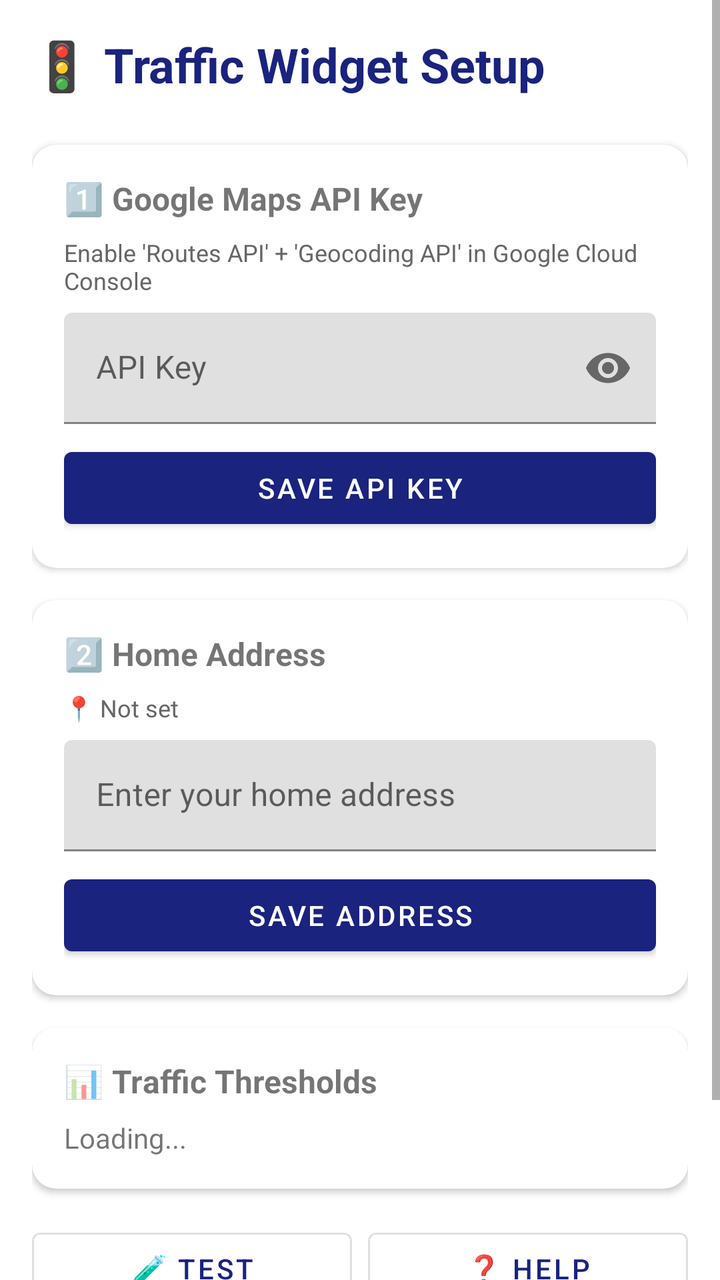
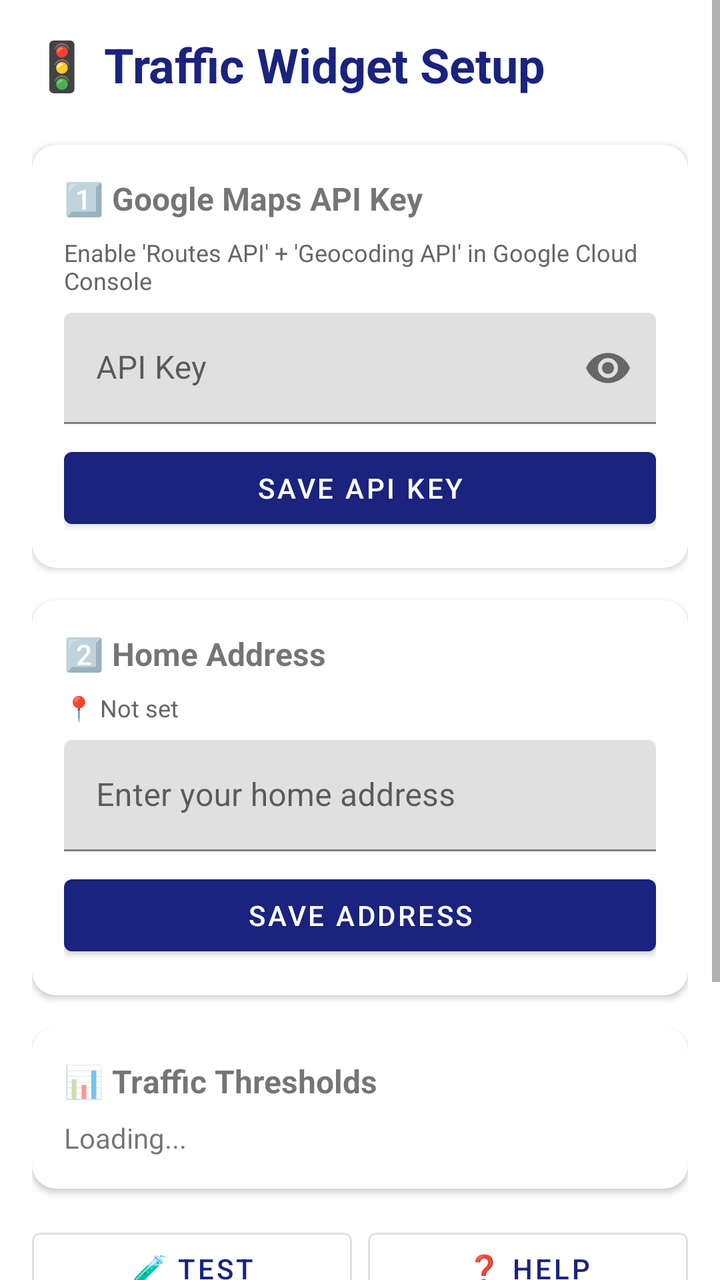

Two renders of the same Android screen: before a commit and after it. Below are the layout's source before the change and the commit's diff.
<!-- AndroidManifest.xml: activity theme Theme.TrafficWidget -->
<!-- res/layout/activity_config.xml -->
<?xml version="1.0" encoding="utf-8"?>
<ScrollView xmlns:android="http://schemas.android.com/apk/res/android"
    xmlns:app="http://schemas.android.com/apk/res-auto"
    android:layout_width="match_parent"
    android:layout_height="match_parent"
    android:fillViewport="true">

    <LinearLayout
        android:layout_width="match_parent"
        android:layout_height="wrap_content"
        android:orientation="vertical"
        android:padding="16dp">

        
        <TextView
            android:layout_width="match_parent"
            android:layout_height="wrap_content"
            android:text="🚦 Traffic Widget Setup"
            android:textSize="24sp"
            android:textStyle="bold"
            android:textColor="?attr/colorPrimary"
            android:layout_marginBottom="24dp" />

        
        <com.google.android.material.card.MaterialCardView
            android:layout_width="match_parent"
            android:layout_height="wrap_content"
            android:layout_marginBottom="16dp"
            app:cardCornerRadius="12dp"
            app:cardElevation="2dp">

            <LinearLayout
                android:layout_width="match_parent"
                android:layout_height="wrap_content"
                android:orientation="vertical"
                android:padding="16dp">

                <TextView
                    android:layout_width="match_parent"
                    android:layout_height="wrap_content"
                    android:text="1️⃣ Google Maps API Key"
                    android:textSize="16sp"
                    android:textStyle="bold"
                    android:layout_marginBottom="8dp" />

                <TextView
                    android:layout_width="match_parent"
                    android:layout_height="wrap_content"
                    android:text="Enable 'Routes API' + 'Geocoding API' in Google Cloud Console"
                    android:textSize="12sp"
                    android:textColor="#666666"
                    android:layout_marginBottom="8dp" />

                <com.google.android.material.textfield.TextInputLayout
                    android:layout_width="match_parent"
                    android:layout_height="wrap_content"
                    android:hint="API Key"
                    app:endIconMode="password_toggle">

                    <com.google.android.material.textfield.TextInputEditText
                        android:id="@+id/apiKeyInput"
                        android:layout_width="match_parent"
                        android:layout_height="wrap_content"
                        android:inputType="textPassword"
                        android:singleLine="true" />
                </com.google.android.material.textfield.TextInputLayout>

                <com.google.android.material.button.MaterialButton
                    android:id="@+id/saveApiKeyButton"
                    android:layout_width="match_parent"
                    android:layout_height="wrap_content"
                    android:text="Save API Key"
                    android:layout_marginTop="8dp" />
            </LinearLayout>
        </com.google.android.material.card.MaterialCardView>

        
        <com.google.android.material.card.MaterialCardView
            android:layout_width="match_parent"
            android:layout_height="wrap_content"
            android:layout_marginBottom="16dp"
            app:cardCornerRadius="12dp"
            app:cardElevation="2dp">

            <LinearLayout
                android:layout_width="match_parent"
                android:layout_height="wrap_content"
                android:orientation="vertical"
                android:padding="16dp">

                <TextView
                    android:layout_width="match_parent"
                    android:layout_height="wrap_content"
                    android:text="2️⃣ Home Address"
                    android:textSize="16sp"
                    android:textStyle="bold"
                    android:layout_marginBottom="8dp" />

                <TextView
                    android:id="@+id/coordinatesText"
                    android:layout_width="match_parent"
                    android:layout_height="wrap_content"
                    android:text="📍 Not set"
                    android:textSize="12sp"
                    android:textColor="#666666"
                    android:layout_marginBottom="8dp" />

                <com.google.android.material.textfield.TextInputLayout
                    android:layout_width="match_parent"
                    android:layout_height="wrap_content"
                    android:hint="Enter your home address">

                    <com.google.android.material.textfield.TextInputEditText
                        android:id="@+id/homeAddressInput"
                        android:layout_width="match_parent"
                        android:layout_height="wrap_content"
                        android:inputType="textPostalAddress"
                        android:singleLine="true" />
                </com.google.android.material.textfield.TextInputLayout>

                <com.google.android.material.button.MaterialButton
                    android:id="@+id/saveAddressButton"
                    android:layout_width="match_parent"
                    android:layout_height="wrap_content"
                    android:text="Save Address"
                    android:layout_marginTop="8dp" />
            </LinearLayout>
        </com.google.android.material.card.MaterialCardView>

        
        <com.google.android.material.card.MaterialCardView
            android:layout_width="match_parent"
            android:layout_height="wrap_content"
            android:layout_marginBottom="16dp"
            app:cardCornerRadius="12dp"
            app:cardElevation="2dp">

            <LinearLayout
                android:layout_width="match_parent"
                android:layout_height="wrap_content"
                android:orientation="vertical"
                android:padding="16dp">

                <TextView
                    android:layout_width="match_parent"
                    android:layout_height="wrap_content"
                    android:text="📊 Traffic Thresholds"
                    android:textSize="16sp"
                    android:textStyle="bold"
                    android:layout_marginBottom="8dp" />

                <TextView
                    android:id="@+id/thresholdInfo"
                    android:layout_width="match_parent"
                    android:layout_height="wrap_content"
                    android:text="Loading..."
                    android:textSize="14sp"
                    android:lineSpacingMultiplier="1.4" />
            </LinearLayout>
        </com.google.android.material.card.MaterialCardView>

        
        <LinearLayout
            android:layout_width="match_parent"
            android:layout_height="wrap_content"
            android:orientation="horizontal">

            <com.google.android.material.button.MaterialButton
                android:id="@+id/testButton"
                android:layout_width="0dp"
                android:layout_height="wrap_content"
                android:layout_weight="1"
                android:text="🧪 Test"
                style="@style/Widget.MaterialComponents.Button.OutlinedButton"
                android:layout_marginEnd="8dp" />

            <com.google.android.material.button.MaterialButton
                android:id="@+id/helpButton"
                android:layout_width="0dp"
                android:layout_height="wrap_content"
                android:layout_weight="1"
                android:text="❓ Help"
                style="@style/Widget.MaterialComponents.Button.OutlinedButton" />
        </LinearLayout>

        
        <TextView
            android:layout_width="match_parent"
            android:layout_height="wrap_content"
            android:layout_marginTop="16dp"
            android:padding="12dp"
            android:background="#E3F2FD"
            android:textColor="#1565C0"
            android:textSize="12sp"
            android:text="💡 Tip: Tap the widget gauge to open Waze navigation directly to your home!" />

    </LinearLayout>
</ScrollView>
<!-- resources referenced by this layout -->
<resources>
  <style name="Theme.TrafficWidget" parent="Theme.MaterialComponents.DayNight.DarkActionBar">
          <item name="colorPrimary">#1A237E</item>
          <item name="colorPrimaryVariant">#000051</item>
          <item name="colorOnPrimary">#FFFFFF</item>
          <item name="colorSecondary">#4CAF50</item>
          <item name="colorSecondaryVariant">#087f23</item>
          <item name="colorOnSecondary">#000000</item>
      </style>
</resources>

<!-- the commit's change to res/layout/activity_config.xml (unified diff, before → after) -->
@@ -163,7 +163,8 @@
         <LinearLayout
             android:layout_width="match_parent"
             android:layout_height="wrap_content"
-            android:orientation="horizontal">
+            android:orientation="horizontal"
+            android:layout_marginBottom="8dp">
 
             <com.google.android.material.button.MaterialButton
                 android:id="@+id/testButton"
@@ -182,6 +183,16 @@
                 android:text="❓ Help"
                 style="@style/Widget.MaterialComponents.Button.OutlinedButton" />
         </LinearLayout>
+
+        
+        <com.google.android.material.button.MaterialButton
+            android:id="@+id/doneButton"
+            android:layout_width="match_parent"
+            android:layout_height="wrap_content"
+            android:text="✅ DONE"
+            android:textSize="16sp"
+            android:padding="16dp"
+            android:layout_marginBottom="16dp" />
 
         
         <TextView
